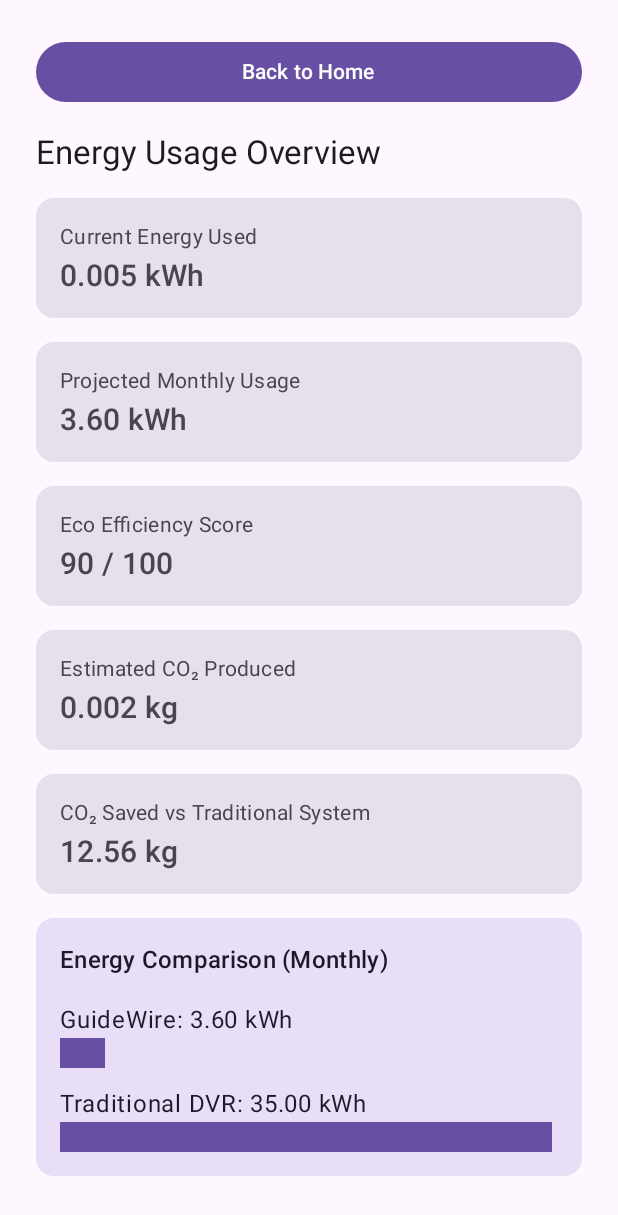
After one commit to lf0rlance/sweng24-guidewirehomealarm, an Android app built with Jetpack Compose: the composable EnergyScreen shown on its own in the app's theme, on a phone screen of 412 x 824 dp. The commit adds this screen. Shown: the top 1215 px of the screen. Run offline under Robolectric (Android 15) with nearby library versions, the phone set to English and light mode, and no system bars.

Commit message:
Added an energy screen that calculates and displays energy usage.

```diff
--- a/frontend/app/src/main/java/com/example/guidewirehomesecurityapp/MainActivity.kt
+++ b/frontend/app/src/main/java/com/example/guidewirehomesecurityapp/MainActivity.kt
@@ -13,23 +13,43 @@ import androidx.compose.runtime.setValue
 import androidx.compose.ui.Modifier
 import com.example.guidewirehomesecurityapp.ui.screens.HomeScreen
 import com.example.guidewirehomesecurityapp.ui.screens.LoginScreen
+import androidx.compose.runtime.*
+import com.example.guidewirehomesecurityapp.ui.screens.EnergyScreen
+
 
 class MainActivity : ComponentActivity() {
     override fun onCreate(savedInstanceState: Bundle?) {
         super.onCreate(savedInstanceState)
         enableEdgeToEdge()
 
-        var isLoggedIn by mutableStateOf(false)
+        setContent {
 
-        setContent {
+            var currentScreen by remember { mutableStateOf("login") }
+
             Scaffold(modifier = Modifier.fillMaxSize()) { innerPadding ->
-                if (isLoggedIn) {
-                    HomeScreen(modifier = Modifier.padding(innerPadding))
-                } else {
-                    LoginScreen(
-                        modifier = Modifier.padding(innerPadding),
-                        onLoginSuccess = { isLoggedIn = true }
-                    )
+
+                when (currentScreen) {
+
+                    "login" -> {
+                        LoginScreen(
+                            modifier = Modifier.padding(innerPadding),
+                            onLoginSuccess = { currentScreen = "home" }
+                        )
+                    }
+
+                    "home" -> {
+                        HomeScreen(
+                            modifier = Modifier.padding(innerPadding),
+                            onNavigateToEnergy = { currentScreen = "energy" }
+                        )
+                    }
+
+                    "energy" -> {
+                        EnergyScreen(
+                            modifier = Modifier.padding(innerPadding),
+                            onBack = { currentScreen = "home" }
+                        )
+                    }
                 }
             }
         }
--- /dev/null
+++ b/frontend/app/src/main/java/com/example/guidewirehomesecurityapp/ui/screens/EnergyScreen.kt
@@ -0,0 +1,247 @@
+package com.example.guidewirehomesecurityapp.ui.screens
+
+import androidx.compose.foundation.layout.*
+import androidx.compose.foundation.lazy.LazyColumn
+import androidx.compose.material3.*
+import androidx.compose.runtime.*
+import androidx.compose.ui.Alignment
+import androidx.compose.ui.Modifier
+import androidx.compose.ui.unit.dp
+import androidx.compose.ui.unit.sp
+import com.example.guidewirehomesecurityapp.api.EventService
+import com.example.guidewirehomesecurityapp.api.SensorEvent
+import kotlinx.coroutines.Dispatchers
+import kotlinx.coroutines.delay
+import kotlinx.coroutines.withContext
+import kotlin.math.roundToInt
+
+@Composable
+fun EnergyScreen(
+    modifier: Modifier = Modifier,
+    onBack: () -> Unit
+)
+{
+
+    var events by remember { mutableStateOf<List<SensorEvent>>(emptyList()) }
+    var firstEventTimestamp by remember { mutableStateOf<Double?>(null) }
+
+    // ---- ENERGY MODEL CONSTANTS ----
+    val baseSystemWatts = 5.0          // ESP32 + Raspberry Pi average idle draw
+    val energyPerEventWh = 0.002       // Small additional energy per triggered event
+    val co2PerKwh = 0.4                // kg CO2 per kWh (average grid estimate)
+    val traditionalMonthlyKwh = 35.0   // Average DVR-based system monthly usage
+
+    // Fetch events continuously
+    LaunchedEffect(Unit) {
+        while (true) {
+            events = withContext(Dispatchers.IO) {
+                EventService.getEvents()
+            }
+
+            if (events.isNotEmpty() && firstEventTimestamp == null) {
+                firstEventTimestamp = events.minOf { it.timestamp }
+            }
+
+            delay(3000)
+        }
+    }
+
+    // ---- CALCULATIONS ----
+
+    val totalEvents = events.sumOf { it.count }
+
+    val hoursRunning = firstEventTimestamp?.let {
+        val currentTimeSeconds = System.currentTimeMillis() / 1000.0
+        ((currentTimeSeconds - it) / 3600.0).coerceAtLeast(1.0)
+    } ?: 1.0
+
+    val baseEnergyWh = baseSystemWatts * hoursRunning
+    val eventEnergyWh = totalEvents * energyPerEventWh
+    val totalEnergyWh = baseEnergyWh + eventEnergyWh
+    val totalEnergyKwh = totalEnergyWh / 1000.0
+
+    val monthlyProjectedKwh = totalEnergyKwh * (720.0 / hoursRunning) // 720h ≈ 30 days
+
+    val co2Produced = totalEnergyKwh * co2PerKwh
+    val co2Saved = (traditionalMonthlyKwh - monthlyProjectedKwh).coerceAtLeast(0.0) * co2PerKwh
+
+    val efficiencyPercent =
+        ((1 - (monthlyProjectedKwh / traditionalMonthlyKwh)) * 100)
+            .coerceIn(0.0, 100.0)
+            .roundToInt()
+
+    // ---- UI ----
+
+    LazyColumn(
+        modifier = modifier
+            .fillMaxSize()
+            .padding(24.dp),
+        verticalArrangement = Arrangement.spacedBy(16.dp)
+    ) {
+        item {
+            Button(
+                onClick = onBack,
+                modifier = Modifier.fillMaxWidth()
+            ) {
+                Text("Back to Home")
+            }
+        }
+
+        item {
+            Text(
+                text = "Energy Usage Overview",
+                style = MaterialTheme.typography.titleLarge
+            )
+        }
+
+        item {
+            StatCard(
+                title = "Current Energy Used",
+                value = "${"%.3f".format(totalEnergyKwh)} kWh"
+            )
+        }
+
+        item {
+            StatCard(
+                title = "Projected Monthly Usage",
+                value = "${"%.2f".format(monthlyProjectedKwh)} kWh"
+            )
+        }
+
+        item {
+            StatCard(
+                title = "Eco Efficiency Score",
+                value = "$efficiencyPercent / 100"
+            )
+        }
+
+        item {
+            StatCard(
+                title = "Estimated CO₂ Produced",
+                value = "${"%.3f".format(co2Produced)} kg"
+            )
+        }
+
+        item {
+            StatCard(
+                title = "CO₂ Saved vs Traditional System",
+                value = "${"%.2f".format(co2Saved)} kg"
+            )
+        }
+
+        item {
+            ComparisonSection(
+                ourUsage = monthlyProjectedKwh,
+                traditionalUsage = traditionalMonthlyKwh
+            )
+        }
+    }
+}
+
+@Composable
+private fun StatCard(title: String, value: String) {
+    Card(
+        modifier = Modifier.fillMaxWidth(),
+        colors = CardDefaults.cardColors(
+            containerColor = MaterialTheme.colorScheme.surfaceVariant
+        )
+    ) {
+        Column(
+            modifier = Modifier.padding(16.dp)
+        ) {
+            Text(text = title, style = MaterialTheme.typography.bodyMedium)
+            Spacer(modifier = Modifier.height(4.dp))
+            Text(
+                text = value,
+                style = MaterialTheme.typography.titleMedium,
+                fontSize = 20.sp
+            )
+        }
+    }
+}
+
+@Composable
+private fun ComparisonSection(
+    ourUsage: Double,
+    traditionalUsage: Double
+) {
+    Card(
+        modifier = Modifier.fillMaxWidth(),
+        colors = CardDefaults.cardColors(
+            containerColor = MaterialTheme.colorScheme.secondaryContainer
+        )
+    ) {
+        Column(
+            modifier = Modifier.padding(16.dp),
+            verticalArrangement = Arrangement.spacedBy(16.dp)
+        ) {
+
+            Text(
+                text = "Energy Comparison (Monthly)",
+                style = MaterialTheme.typography.titleMedium
+            )
+
+            EnergyBarChart(
+                ourUsage = ourUsage,
+                traditionalUsage = traditionalUsage
+            )
+        }
+    }
+}
+@Composable
+private fun EnergyBarChart(
+    ourUsage: Double,
+    traditionalUsage: Double
+) {
+
+    val maxValue = maxOf(ourUsage, traditionalUsage)
+
+    Column(
+        verticalArrangement = Arrangement.spacedBy(12.dp)
+    ) {
+
+        BarRow(
+            label = "GuideWire",
+            value = ourUsage,
+            maxValue = maxValue
+        )
+
+        BarRow(
+            label = "Traditional DVR",
+            value = traditionalUsage,
+            maxValue = maxValue
+        )
+    }
+}
+@Composable
+private fun BarRow(
+    label: String,
+    value: Double,
+    maxValue: Double
+) {
+
+    val percentage = if (maxValue == 0.0) 0f
+    else (value / maxValue).toFloat()
+
+    Column {
+        Text(text = "$label: ${"%.2f".format(value)} kWh")
+
+        Box(
+            modifier = Modifier
+                .fillMaxWidth()
+                .height(20.dp)
+        ) {
+            Box(
+                modifier = Modifier
+                    .fillMaxWidth(percentage)
+                    .height(20.dp)
+                    .padding(end = 4.dp)
+            ) {
+                Surface(
+                    color = MaterialTheme.colorScheme.primary,
+                    modifier = Modifier.fillMaxSize()
+                ) {}
+            }
+        }
+    }
+}
--- a/frontend/app/src/main/java/com/example/guidewirehomesecurityapp/ui/screens/HomeScreen.kt
+++ b/frontend/app/src/main/java/com/example/guidewirehomesecurityapp/ui/screens/HomeScreen.kt
@@ -38,9 +38,14 @@ import kotlinx.coroutines.withContext
 import java.text.SimpleDateFormat
 import java.util.Date
 import java.util.Locale
+import androidx.compose.material3.Button
+
 
 @Composable
-fun HomeScreen(modifier: Modifier = Modifier) {
+fun HomeScreen(
+    modifier: Modifier = Modifier,
+    onNavigateToEnergy: () -> Unit)
+{
     var events by remember { mutableStateOf<List<SensorEvent>>(emptyList()) }
     val lifecycleOwner = LocalLifecycleOwner.current
     val context = LocalContext.current
@@ -85,6 +90,15 @@ fun HomeScreen(modifier: Modifier = Modifier) {
                 verticalArrangement = Arrangement.spacedBy(12.dp)
             ) {
                 item {
+                    Button(
+                        onClick = onNavigateToEnergy,
+                        modifier = Modifier.fillMaxWidth()
+                    ) {
+                        Text("View Energy Usage")
+                    }
+                }
+
+                item {
                     Text(
                         text = "Sensor events",
                         style = MaterialTheme.typography.titleLarge,
--- a/frontend/app/src/main/java/com/example/guidewirehomesecurityapp/ui/theme/Theme.kt
+++ b/frontend/app/src/main/java/com/example/guidewirehomesecurityapp/ui/theme/Theme.kt
@@ -1,11 +1,18 @@
 package com.example.guidewirehomesecurityapp.ui.theme
 
 import androidx.compose.material3.MaterialTheme
+import androidx.compose.material3.darkColorScheme
+import androidx.compose.material3.lightColorScheme
 import androidx.compose.runtime.Composable
 
 @Composable
-fun LogInTheme(content: @Composable () -> Unit) {
+fun LogInTheme(
+    darkTheme: Boolean = false,
+    content: @Composable () -> Unit
+) {
+    val colors = if (darkTheme) darkColorScheme() else lightColorScheme()
     MaterialTheme(
+        colorScheme = colors,
         content = content
     )
 }
```
Also changed, not shown: 3 other files.
